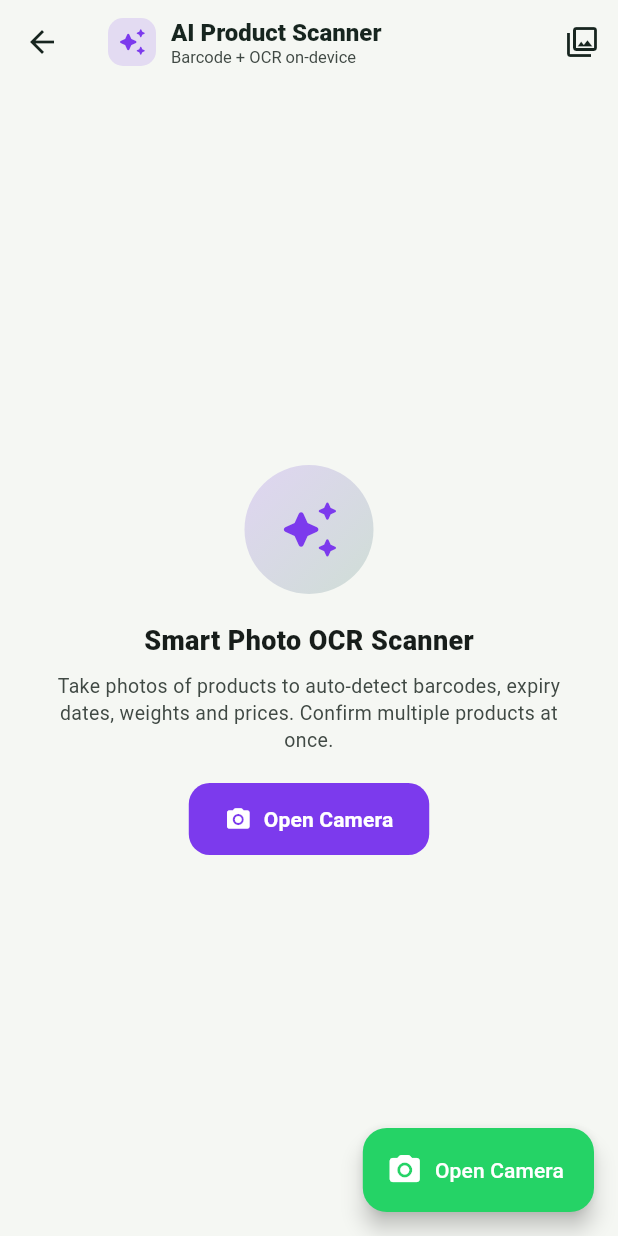
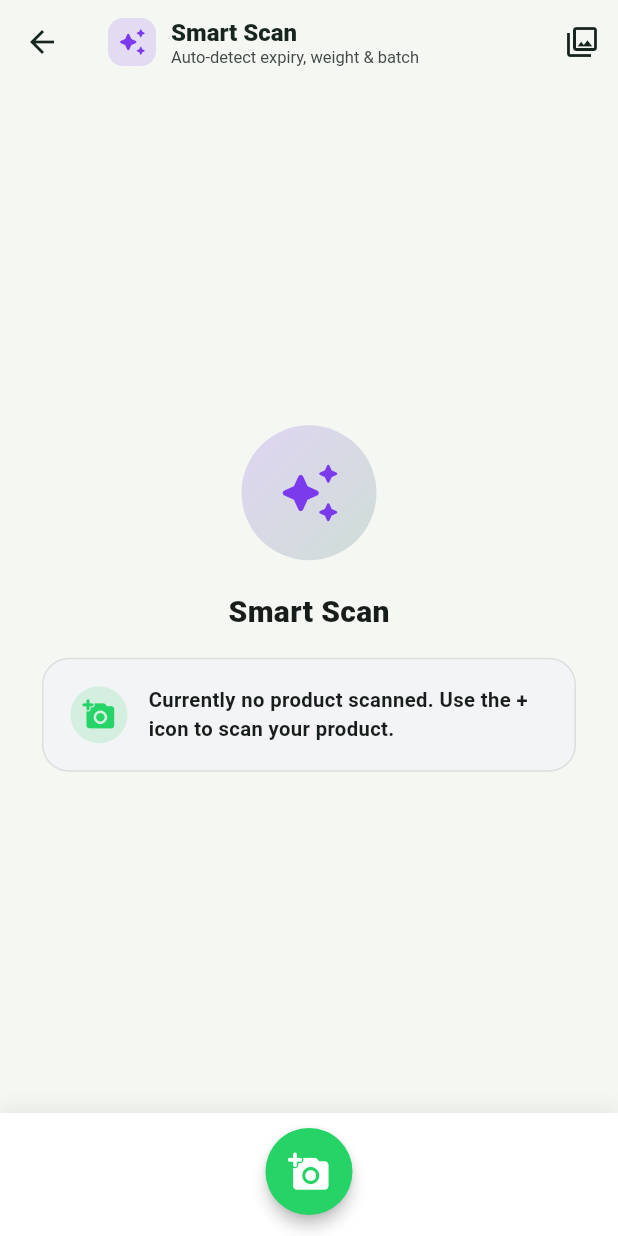
Before and after one commit to virajk-softhealer/Hackathon_26, a Flutter app: the AiProductScannerPage screen opened directly, on a phone screen of 412 x 824 dp. Run offline on Flutter 3.47's test engine with Material 3 defaults, Android fonts, the phone set to English and light mode, and no system bars; our stand-ins replace file_picker, flutter_local_notifications, flutter_timezone, image_picker, share_plus, timezone; missing offline and left inert: excel, google_mlkit_barcode_scanning, google_mlkit_text_recognition, mobile_scanner.

Commit message:
[Update] - 16

```diff
--- a/product_care/lib/app/app_localizations.dart
+++ b/product_care/lib/app/app_localizations.dart
@@ -449,16 +449,21 @@ class ProductCareLocalizations {
           'ओपन फूड फैक्ट्स से उत्पाद विवरण और छवियां प्राप्त करने के लिए इंटरनेट कनेक्शन आवश्यक है। क्या आप ऑफ़लाइन स्कैन करना चाहते हैं या पुनः प्रयास करना चाहते हैं?',
       'Scan Offline': 'ऑफ़लाइन स्कैन करें',
       'Try Again': 'पुनः प्रयास करें',
-      'AI Scan': 'एआई स्कैन',
-      'AI Product Scanner': 'एआई उत्पाद स्कैनर',
+      'Smart Scan': 'स्मार्ट स्कैन',
+      'AI Scan': 'स्मार्ट स्कैन',
+      'AI Product Scanner': 'स्मार्ट स्कैनर',
       'Auto-detect expiry, weight & batch':
           'समाप्ति, वजन और बैच का स्वतः पता लगाएं',
+      'Currently no product scanned. Use the + icon to scan your product.':
+          'वर्तमान में कोई उत्पाद स्कैन नहीं हुआ है। अपने उत्पाद को स्कैन करने के लिए + आइकन का उपयोग करें।',
       'Take Photo': 'फोटो लें',
       'From Gallery': 'गैलरी से',
-      'Smart Photo OCR Scanner': 'स्मार्ट फोटो ओसीआर स्कैनर',
+      'Smart Photo OCR Scanner': 'स्मार्ट स्कैनर',
       'Confirm & Add ({count} products)': 'पुष्टि करें और जोड़ें ({count} उत्पाद)',
+      '{count} draft products created via Smart Scan. Please verify them.':
+          'स्मार्ट स्कैन से {count} ड्राफ्ट उत्पाद बनाए गए। कृपया उन्हें सत्यापित करें।',
       '{count} draft products created via AI OCR scanner. Please verify them.':
-          'एआई ओसीआर स्कैनर से {count} ड्राफ्ट उत्पाद बनाए गए। कृपया उन्हें सत्यापित करें।',
+          'स्मार्ट स्कैन से {count} ड्राफ्ट उत्पाद बनाए गए। कृपया उन्हें सत्यापित करें।',
     },
     'gu': {
       'Home': 'હોમ',
@@ -838,15 +843,20 @@ class ProductCareLocalizations {
           'ઓપન ફૂડ ફેક્ટ્સમાંથી ઉત્પાદનની વિગતો અને ફોટા મેળવવા માટે ઇન્ટરનેટ કનેક્શન જરૂરી છે. શું તમે ઑફલાઇન સ્કેન કરવા માંગો છો કે ફરી પ્રયાસ કરવો છે?',
       'Scan Offline': 'ઑફલાઇન સ્કેન કરો',
       'Try Again': 'ફરી પ્રયાસ કરો',
-      'AI Scan': 'એઆઈ સ્કેન',
-      'AI Product Scanner': 'એઆઈ પ્રોડક્ટ સ્કેનર',
+      'Smart Scan': 'સ્માર્ટ સ્કેન',
+      'AI Scan': 'સ્માર્ટ સ્કેન',
+      'AI Product Scanner': 'સ્માર્ટ સ્કેનર',
       'Auto-detect expiry, weight & batch': 'સમાપ્તિ, વજન અને બેચ આપોઆપ શોધો',
+      'Currently no product scanned. Use the + icon to scan your product.':
+          'હાલમાં કોઈ ઉત્પાદન સ્કેન કરેલ નથી. તમારા ઉત્પાદનને સ્કેન કરવા માટે + આયકનનો ઉપયોગ કરો.',
       'Take Photo': 'ફોટો પાડો',
       'From Gallery': 'ગેલેરીમાંથી',
-      'Smart Photo OCR Scanner': 'સ્માર્ટ ફોટો ઓસીઆર સ્કેનર',
+      'Smart Photo OCR Scanner': 'સ્માર્ટ સ્કેનર',
       'Confirm & Add ({count} products)': 'પુષ્ટિ કરો અને ઉમેરો ({count} ઉત્પાદનો)',
+      '{count} draft products created via Smart Scan. Please verify them.':
+          'સ્માર્ટ સ્કેનથી {count} ડ્રાફ્ટ ઉત્પાદનો બન્યા. કૃપા કરીને ચકાસો.',
       '{count} draft products created via AI OCR scanner. Please verify them.':
-          'એઆઈ ઓસીઆર સ્કેનરથી {count} ડ્રાફ્ટ ઉત્પાદનો બન્યા. કૃપા કરીને ચકાસો.',
+          'સ્માર્ટ સ્કેનથી {count} ડ્રાફ્ટ ઉત્પાદનો બન્યા. કૃપા કરીને ચકાસો.',
     },
   };
 }
--- a/product_care/lib/pages/ai_product_scanner_page.dart
+++ b/product_care/lib/pages/ai_product_scanner_page.dart
@@ -21,14 +21,7 @@ class _AiProductScannerPageState extends State<AiProductScannerPage> {
   bool _isProcessing = false;
   String? _processingStatus;
 
-  @override
-  void initState() {
-    super.initState();
-    // Directly open camera when entering this screen
-    WidgetsBinding.instance.addPostFrameCallback((_) {
-      _takePhoto();
-    });
-  }
+
 
   Future<void> _takePhoto() async {
     try {
@@ -164,14 +157,14 @@ class _AiProductScannerPageState extends State<AiProductScannerPage> {
                 crossAxisAlignment: CrossAxisAlignment.start,
                 children: [
                   Text(
-                    tr(context, 'AI Product Scanner'),
+                    tr(context, 'Smart Scan'),
                     style: const TextStyle(
                       fontSize: 16,
                       fontWeight: FontWeight.w800,
                     ),
                   ),
                   Text(
-                    tr(context, 'Barcode + OCR on-device'),
+                    tr(context, 'Auto-detect expiry, weight & batch'),
                     style: TextStyle(
                       fontSize: 11,
                       color: Theme.of(context).colorScheme.onSurfaceVariant,
@@ -235,7 +228,7 @@ class _AiProductScannerPageState extends State<AiProductScannerPage> {
             child: _scannedItems.isEmpty
                 ? _buildEmptyState(context, aiColor)
                 : ListView.separated(
-                    padding: const EdgeInsets.fromLTRB(16, 12, 16, 100),
+                    padding: const EdgeInsets.fromLTRB(16, 12, 16, 20),
                     itemCount: _scannedItems.length,
                     separatorBuilder: (context, index) =>
                         const SizedBox(height: 12),
@@ -248,21 +241,45 @@ class _AiProductScannerPageState extends State<AiProductScannerPage> {
         ],
       ),
       // WhatsApp-style Bottom Action Bar with circular + button
-      bottomSheet: _scannedItems.isNotEmpty
-          ? Container(
-              padding: const EdgeInsets.fromLTRB(16, 12, 16, 16),
+      bottomNavigationBar: Container(
+        padding: const EdgeInsets.fromLTRB(16, 10, 16, 14),
         decoration: BoxDecoration(
           color: Theme.of(context).colorScheme.surface,
           boxShadow: [
             BoxShadow(
-                    color: Colors.black.withValues(alpha: .08),
+              color: Colors.black.withValues(alpha: .06),
               blurRadius: 10,
               offset: const Offset(0, -4),
             ),
           ],
         ),
         child: SafeArea(
-                child: Row(
+          child: _scannedItems.isEmpty
+              ? Row(
+                  mainAxisAlignment: MainAxisAlignment.center,
+                  children: [
+                    Material(
+                      color: const Color(0xFF25D366), // WhatsApp vibrant green
+                      shape: const CircleBorder(),
+                      elevation: 4,
+                      child: InkWell(
+                        customBorder: const CircleBorder(),
+                        onTap: _isProcessing ? null : _takePhoto,
+                        child: Container(
+                          width: 58,
+                          height: 58,
+                          alignment: Alignment.center,
+                          child: const Icon(
+                            Icons.add_a_photo_rounded,
+                            color: Colors.white,
+                            size: 28,
+                          ),
+                        ),
+                      ),
+                    ),
+                  ],
+                )
+              : Row(
                   children: [
                     // WhatsApp-style '+' Camera Button to snap more products
                     Material(
@@ -314,17 +331,7 @@ class _AiProductScannerPageState extends State<AiProductScannerPage> {
                   ],
                 ),
         ),
-            )
-          : null,
-      floatingActionButton: _scannedItems.isEmpty
-          ? FloatingActionButton.extended(
-              onPressed: _isProcessing ? null : _takePhoto,
-              backgroundColor: const Color(0xFF25D366),
-              foregroundColor: Colors.white,
-              icon: const Icon(Icons.camera_alt_rounded),
-              label: Text(tr(context, 'Open Camera')),
-            )
-          : null,
+      ),
     );
   }
 
@@ -588,13 +595,13 @@ class _AiProductScannerPageState extends State<AiProductScannerPage> {
 
   Widget _buildEmptyState(BuildContext context, Color aiColor) => Center(
         child: SingleChildScrollView(
-          padding: const EdgeInsets.all(28),
+          padding: const EdgeInsets.symmetric(horizontal: 28, vertical: 24),
           child: Column(
             mainAxisAlignment: MainAxisAlignment.center,
             children: [
               Container(
-                width: 86,
-                height: 86,
+                width: 90,
+                height: 90,
                 decoration: BoxDecoration(
                   gradient: LinearGradient(
                     colors: [
@@ -608,49 +615,63 @@ class _AiProductScannerPageState extends State<AiProductScannerPage> {
                 ),
                 child: const Icon(
                   Icons.auto_awesome_rounded,
-                  size: 42,
+                  size: 44,
                   color: Color(0xFF7C3AED),
                 ),
               ),
-              const SizedBox(height: 18),
+              const SizedBox(height: 20),
               Text(
-                tr(context, 'Smart Photo OCR Scanner'),
+                tr(context, 'Smart Scan'),
                 style: const TextStyle(
-                  fontSize: 18,
+                  fontSize: 20,
                   fontWeight: FontWeight.w800,
                 ),
               ),
-              const SizedBox(height: 8),
-              Text(
+              const SizedBox(height: 16),
+              Container(
+                padding: const EdgeInsets.all(18),
+                decoration: BoxDecoration(
+                  color: Theme.of(context).brightness == Brightness.dark
+                      ? const Color(0xFF242728)
+                      : const Color(0xFFF3F4F6),
+                  borderRadius: BorderRadius.circular(18),
+                  border: Border.all(
+                    color: Theme.of(context)
+                        .colorScheme
+                        .outlineVariant
+                        .withValues(alpha: .5),
+                  ),
+                ),
+                child: Row(
+                  children: [
+                    Container(
+                      padding: const EdgeInsets.all(8),
+                      decoration: BoxDecoration(
+                        color: const Color(0xFF25D366).withValues(alpha: .15),
+                        shape: BoxShape.circle,
+                      ),
+                      child: const Icon(
+                        Icons.add_a_photo_rounded,
+                        color: Color(0xFF25D366),
+                        size: 22,
+                      ),
+                    ),
+                    const SizedBox(width: 14),
+                    Expanded(
+                      child: Text(
                         tr(
                           context,
-                  'Take photos of products to auto-detect barcodes, expiry dates, weights and prices. Confirm multiple products at once.',
+                          'Currently no product scanned. Use the + icon to scan your product.',
                         ),
-                textAlign: TextAlign.center,
                         style: TextStyle(
-                  color: Theme.of(context).colorScheme.onSurfaceVariant,
-                  fontSize: 13,
+                          fontSize: 13.5,
+                          fontWeight: FontWeight.w600,
+                          color: Theme.of(context).colorScheme.onSurface,
                           height: 1.4,
                         ),
                       ),
-              const SizedBox(height: 20),
-              FilledButton.icon(
-                style: FilledButton.styleFrom(
-                  backgroundColor: aiColor,
-                  foregroundColor: Colors.white,
-                  padding: const EdgeInsets.symmetric(
-                    horizontal: 24,
-                    vertical: 14,
                     ),
-                  shape: RoundedRectangleBorder(
-                    borderRadius: BorderRadius.circular(14),
-                  ),
-                ),
-                onPressed: _isProcessing ? null : _takePhoto,
-                icon: const Icon(Icons.camera_alt_rounded),
-                label: Text(
-                  tr(context, 'Open Camera'),
-                  style: const TextStyle(fontWeight: FontWeight.w700),
+                  ],
                 ),
               ),
             ],
--- a/product_care/lib/pages/product_care_home.dart
+++ b/product_care/lib/pages/product_care_home.dart
@@ -765,7 +765,7 @@ class _ProductCareHomeState extends State<ProductCareHome> {
     _showMessage(
       tr(
         context,
-        '{count} draft products created via AI OCR scanner. Please verify them.',
+        '{count} draft products created via Smart Scan. Please verify them.',
         {'count': count},
       ),
     );
--- a/product_care/lib/widgets/product_care_navigation_bar.dart
+++ b/product_care/lib/widgets/product_care_navigation_bar.dart
@@ -59,7 +59,7 @@ class ProductCareNavigationBar extends StatelessWidget {
     const aiPurple = Color(0xFF7C3AED);
     return Semantics(
       button: true,
-      label: tr(context, 'AI Scan'),
+      label: tr(context, 'Smart Scan'),
       child: InkWell(
         borderRadius: BorderRadius.circular(24),
         onTap: onAiScan,
@@ -94,7 +94,7 @@ class ProductCareNavigationBar extends StatelessWidget {
               ),
               const SizedBox(height: 3),
               Text(
-                tr(context, 'AI Scan'),
+                tr(context, 'Smart Scan'),
                 maxLines: 1,
                 overflow: TextOverflow.ellipsis,
                 style: const TextStyle(
```
Also changed, not shown: product_care/lib/pages/dashboard_page.dart (+36 -27 lines), product_care/lib/widgets/product_details_sheet.dart (+56 -11 lines), 1 other file. Lines whose indentation alone changed are shown as unchanged.
